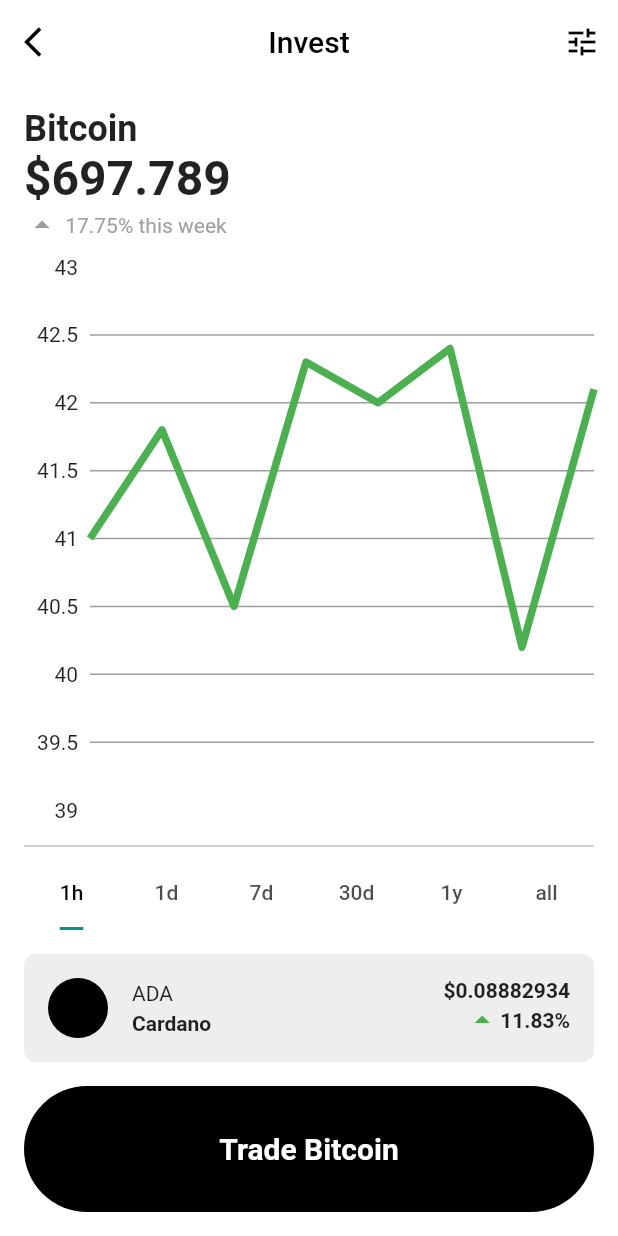
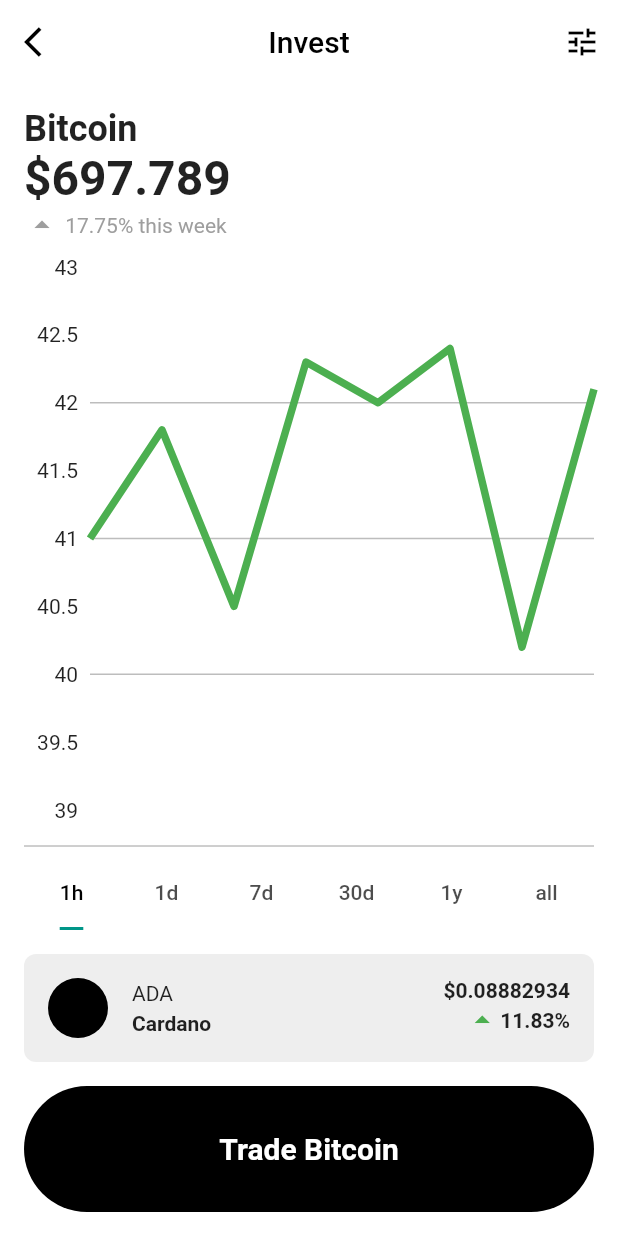
Before and after one commit to JAICHANGPARK/flutter_notebook_19th_story, a Flutter app: the screen it shows after launch, on a phone screen of 412 x 824 dp. Run offline on Flutter 3.47's test engine with Material 2 defaults, Android fonts, the phone set to English and light mode, and no system bars; drawn by our look-alikes of fl_chart; our stand-ins replace cached_network_image, countup, flutter_riverpod, freezed_annotation, smooth_page_indicator, video_player.

Commit message:
Update crypto_invest_page.dart

```diff
--- a/lib/ep1121_crypto_analysis_app/src/ui/crypto_invest_page.dart
+++ b/lib/ep1121_crypto_analysis_app/src/ui/crypto_invest_page.dart
@@ -86,9 +86,12 @@ class _CryptoInvestPageState extends State<CryptoInvestPage> with SingleTickerPr
                             show: true,
                             drawVerticalLine: false,
                             getDrawingHorizontalLine: (v) {
-                              return FlLine(color: Colors.grey, strokeWidth: 1);
+                              return FlLine(
+                                color: Colors.grey[400],
+                                strokeWidth: 1,
+                              );
                             },
-                            horizontalInterval: 0.5,
+                            horizontalInterval: 1,
                           ),
                           titlesData: FlTitlesData(
                             bottomTitles: AxisTitles(),
```
